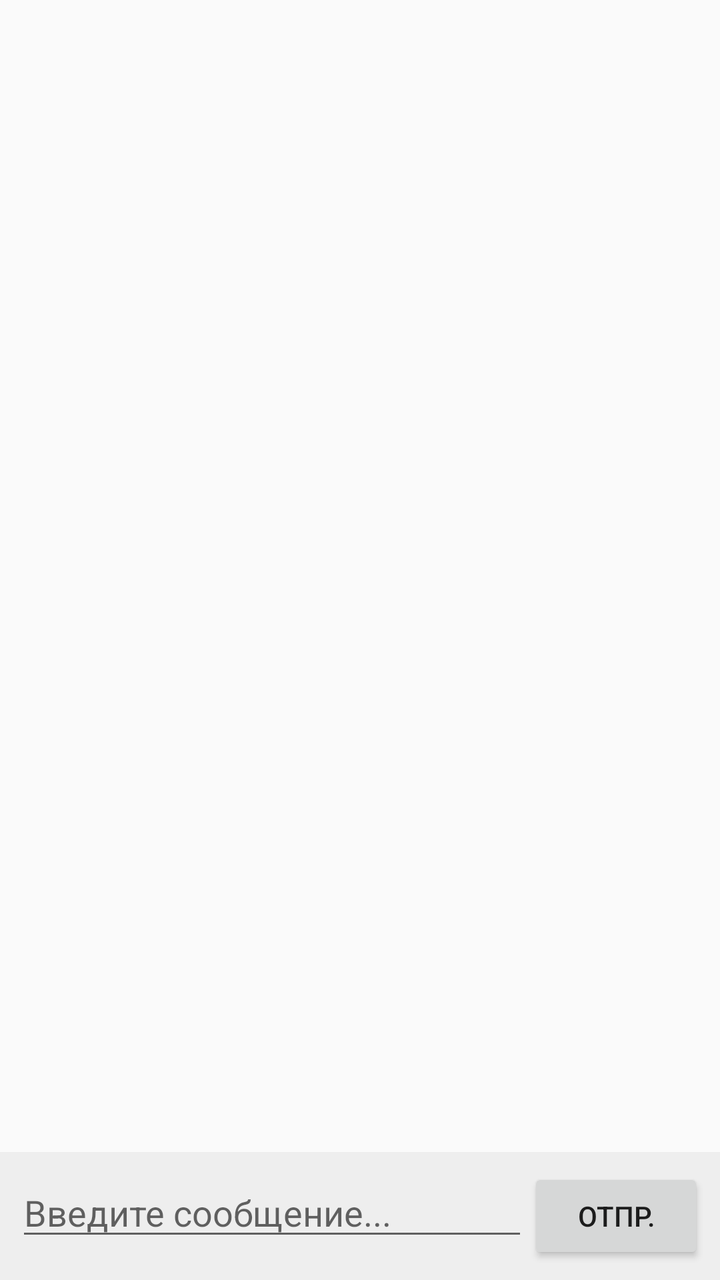
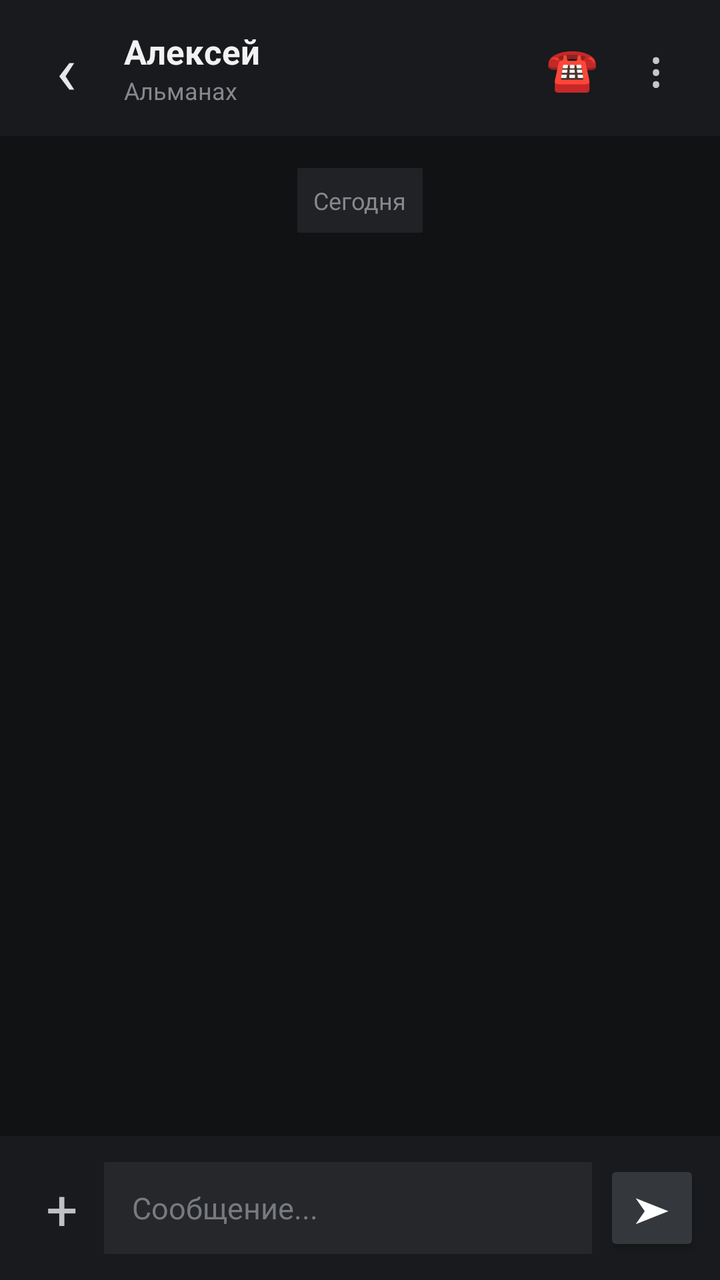

Two renders of the same Android screen: before a commit and after it. Below are the layout's source before the change and the commit's diff.
<!-- AndroidManifest.xml: application theme Theme.Almanac -->
<!-- res/layout/activity_chat.xml -->
<?xml version="1.0" encoding="utf-8"?>
<LinearLayout xmlns:android="http://schemas.android.com/apk/res/android"
    android:layout_width="match_parent"
    android:layout_height="match_parent"
    android:orientation="vertical">

    
    <ScrollView
        android:id="@+id/messagesScroll"
        android:layout_width="match_parent"
        android:layout_height="0dp"
        android:layout_weight="1"
        android:fillViewport="true">

        <LinearLayout
            android:id="@+id/messagesContainer"
            android:layout_width="match_parent"
            android:layout_height="wrap_content"
            android:orientation="vertical"
            android:padding="16dp" />
    </ScrollView>

    
    <LinearLayout
        android:layout_width="match_parent"
        android:layout_height="wrap_content"
        android:orientation="horizontal"
        android:padding="8dp"
        android:background="#EEEEEE">

        <EditText
            android:id="@+id/messageInput"
            android:layout_width="0dp"
            android:layout_height="wrap_content"
            android:layout_weight="1"
            android:hint="Введите сообщение..."
            android:inputType="textShortMessage|textMultiLine"
            android:maxLines="4" />

        <Button
            android:id="@+id/sendButton"
            android:layout_width="wrap_content"
            android:layout_height="wrap_content"
            android:layout_gravity="bottom"
            android:text="Отпр." />
    </LinearLayout>

</LinearLayout>
<!-- resources referenced by this layout -->
<resources>
  <style name="Theme.Almanac" parent="Theme.AppCompat.Light.DarkActionBar" />
</resources>

<!-- the commit's change to res/layout/activity_chat.xml (unified diff, before → after) -->
@@ -2,7 +2,69 @@
 <LinearLayout xmlns:android="http://schemas.android.com/apk/res/android"
     android:layout_width="match_parent"
     android:layout_height="match_parent"
-    android:orientation="vertical">
+    android:orientation="vertical"
+    android:background="#111214">
+
+    
+    <LinearLayout
+        android:layout_width="match_parent"
+        android:layout_height="68dp"
+        android:gravity="center_vertical"
+        android:paddingStart="12dp"
+        android:paddingEnd="12dp"
+        android:background="#181A1D">
+
+        <TextView
+            android:id="@+id/backButton"
+            android:layout_width="42dp"
+            android:layout_height="match_parent"
+            android:gravity="center"
+            android:text="‹"
+            android:textColor="#E6E7E9"
+            android:textSize="34sp" />
+
+        <LinearLayout
+            android:layout_width="0dp"
+            android:layout_height="wrap_content"
+            android:layout_weight="1"
+            android:orientation="vertical"
+            android:paddingStart="8dp">
+
+            <TextView
+                android:id="@+id/contactName"
+                android:layout_width="wrap_content"
+                android:layout_height="wrap_content"
+                android:text="Алексей"
+                android:textColor="#F2F2F2"
+                android:textSize="17sp"
+                android:textStyle="bold" />
+
+            <TextView
+                android:layout_width="wrap_content"
+                android:layout_height="wrap_content"
+                android:text="Альманах"
+                android:textColor="#85888C"
+                android:textSize="12sp" />
+
+        </LinearLayout>
+
+        <TextView
+            android:layout_width="44dp"
+            android:layout_height="match_parent"
+            android:gravity="center"
+            android:text="☎"
+            android:textColor="#C5C7CA"
+            android:textSize="21sp" />
+
+        <TextView
+            android:layout_width="40dp"
+            android:layout_height="match_parent"
+            android:gravity="center"
+            android:text="⋮"
+            android:textColor="#C5C7CA"
+            android:textSize="25sp" />
+
+    </LinearLayout>
 
     
     <ScrollView
@@ -10,39 +72,76 @@
         android:layout_width="match_parent"
         android:layout_height="0dp"
         android:layout_weight="1"
-        android:fillViewport="true">
+        android:fillViewport="true"
+        android:clipToPadding="false">
 
         <LinearLayout
             android:id="@+id/messagesContainer"
             android:layout_width="match_parent"
             android:layout_height="wrap_content"
             android:orientation="vertical"
-            android:padding="16dp" />
+            android:padding="16dp">
+
+            <TextView
+                android:layout_width="wrap_content"
+                android:layout_height="wrap_content"
+                android:layout_gravity="center_horizontal"
+                android:layout_marginBottom="24dp"
+                android:background="#202225"
+                android:padding="8dp"
+                android:text="Сегодня"
+                android:textColor="#85888C"
+                android:textSize="12sp" />
+
+        </LinearLayout>
+
     </ScrollView>
 
     
     <LinearLayout
         android:layout_width="match_parent"
-        android:layout_height="wrap_content"
-        android:orientation="horizontal"
-        android:padding="8dp"
-        android:background="#EEEEEE">
+        android:layout_height="72dp"
+        android:gravity="center_vertical"
+        android:paddingStart="10dp"
+        android:paddingEnd="10dp"
+        android:background="#181A1D">
+
+        <TextView
+            android:id="@+id/attachmentButton"
+            android:layout_width="42dp"
+            android:layout_height="48dp"
+            android:gravity="center"
+            android:text="+"
+            android:textColor="#BFC1C4"
+            android:textSize="28sp" />
 
         <EditText
             android:id="@+id/messageInput"
             android:layout_width="0dp"
-            android:layout_height="wrap_content"
+            android:layout_height="46dp"
             android:layout_weight="1"
-            android:hint="Введите сообщение..."
-            android:inputType="textShortMessage|textMultiLine"
-            android:maxLines="4" />
+            android:background="#25272B"
+            android:hint="Сообщение..."
+            android:paddingStart="14dp"
+            android:paddingEnd="14dp"
+            android:singleLine="true"
+            android:textColor="#F2F2F2"
+            android:textColorHint="#777A7E"
+            android:textSize="15sp" />
 
         <Button
             android:id="@+id/sendButton"
-            android:layout_width="wrap_content"
-            android:layout_height="wrap_content"
-            android:layout_gravity="bottom"
-            android:text="Отпр." />
+            android:layout_width="48dp"
+            android:layout_height="48dp"
+            android:layout_marginStart="6dp"
+            android:backgroundTint="#34373B"
+            android:text="➤"
+            android:textColor="#FFFFFF"
+            android:textSize="18sp"
+            android:minWidth="0dp"
+            android:minHeight="0dp"
+            android:padding="0dp" />
+
     </LinearLayout>
 
 </LinearLayout>
